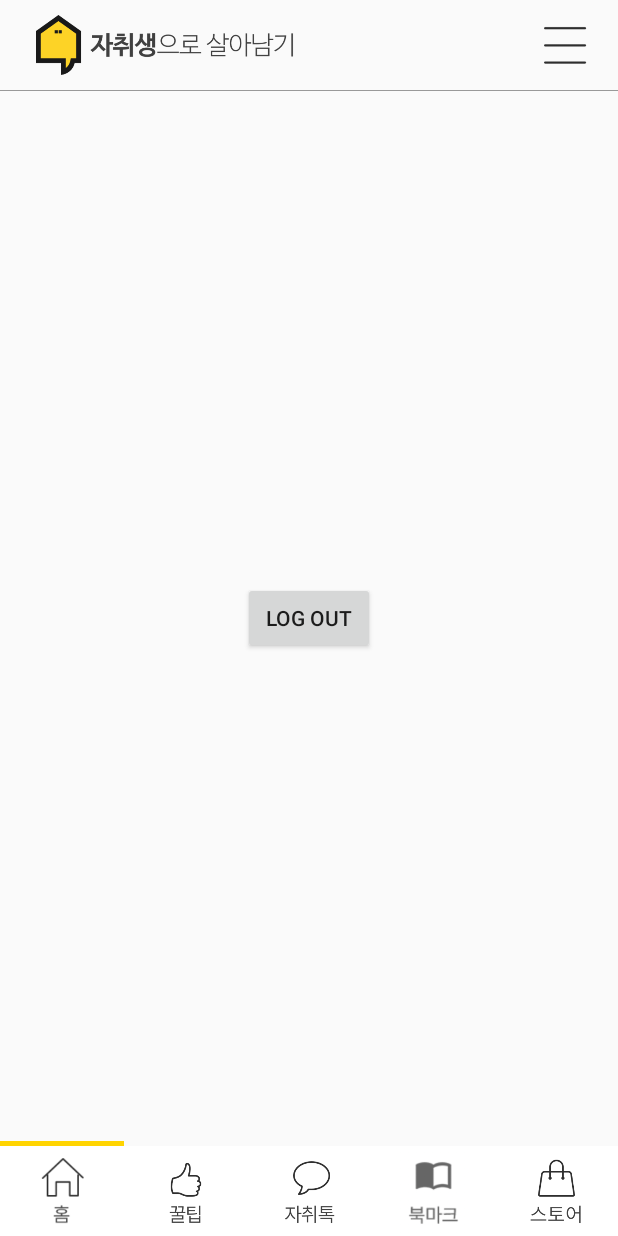
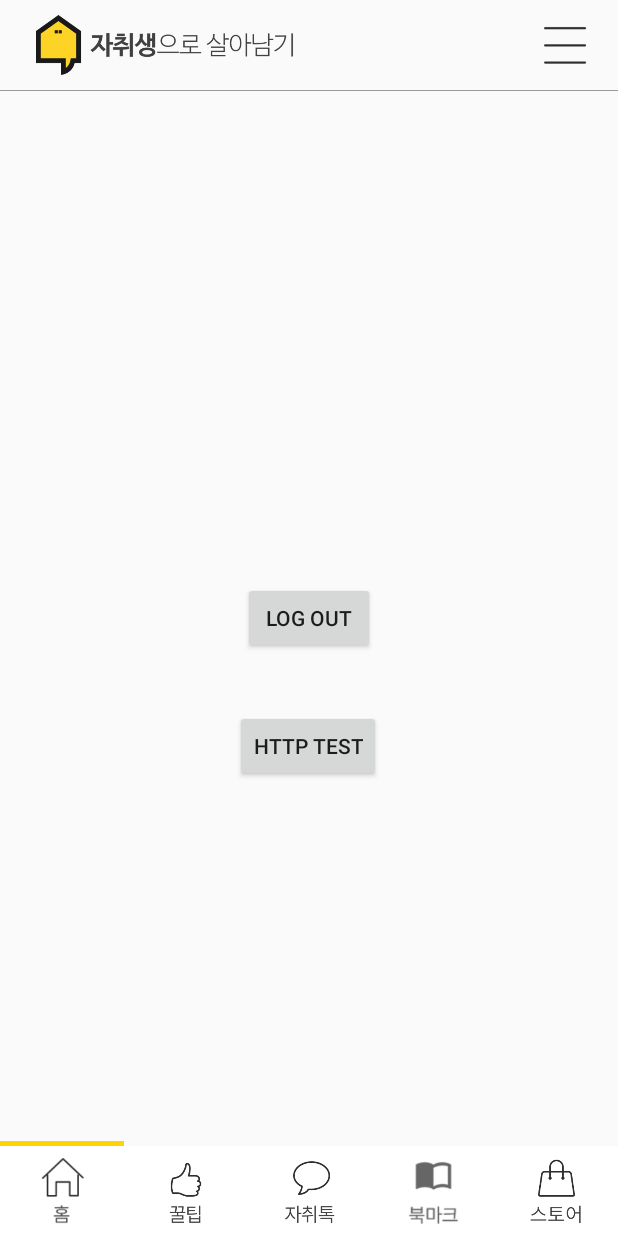
Before and after one commit to luxetverit/MySoloLife, an Android app: the screen it shows after launch once a user with an empty profile is signed in (MainActivity), on a phone screen of 412 x 824 dp. Run offline under Robolectric (Android 15) with nearby library versions, the phone set to English and light mode, and no system bars; our stand-ins replace Firebase (no records; nobody signed in at launch, a user with empty details on screens opened directly), data binding.

Commit message:
add http test view & button

```diff
--- a/app/src/main/java/com/example/mysololife/MainActivity.kt
+++ b/app/src/main/java/com/example/mysololife/MainActivity.kt
@@ -6,6 +6,8 @@ import android.os.Bundle
 import android.widget.Button
 import android.widget.Toast
 import com.example.mysololife.auth.IntroActivity
+import com.example.mysololife.auth.LoginActivity
+import com.example.mysololife.test.testHttpActivity
 import com.google.firebase.auth.FirebaseAuth
 import com.google.firebase.auth.ktx.auth
 import com.google.firebase.ktx.Firebase
@@ -30,5 +32,12 @@ class MainActivity : AppCompatActivity() {
             intent.flags = Intent.FLAG_ACTIVITY_NEW_TASK or Intent.FLAG_ACTIVITY_CLEAR_TOP
             startActivity(intent)
         }
+
+        findViewById<Button>(R.id.testHttpBtn).setOnClickListener {
+            val intent = Intent(this, testHttpActivity::class.java)
+            startActivity(intent)
+        }
+
+
     }
 }
--- a/app/src/main/res/layout/activity_main.xml
+++ b/app/src/main/res/layout/activity_main.xml
@@ -60,5 +60,17 @@
         app:layout_constraintRight_toRightOf="parent"
         app:layout_constraintTop_toTopOf="parent" />
 
+    <Button
+        android:id="@+id/testHttpBtn"
+        android:layout_width="wrap_content"
+        android:layout_height="wrap_content"
+        android:text="HTTP TEST"
+        app:layout_constraintBottom_toBottomOf="parent"
+        app:layout_constraintHorizontal_bias="0.498"
+        app:layout_constraintLeft_toLeftOf="parent"
+        app:layout_constraintRight_toRightOf="parent"
+        app:layout_constraintTop_toTopOf="parent"
+        app:layout_constraintVertical_bias="0.61" />
+
 
 </androidx.constraintlayout.widget.ConstraintLayout>
```
Also changed, not shown: app/src/main/res/layout/activity_test_http.xml (+6 -7 lines).
